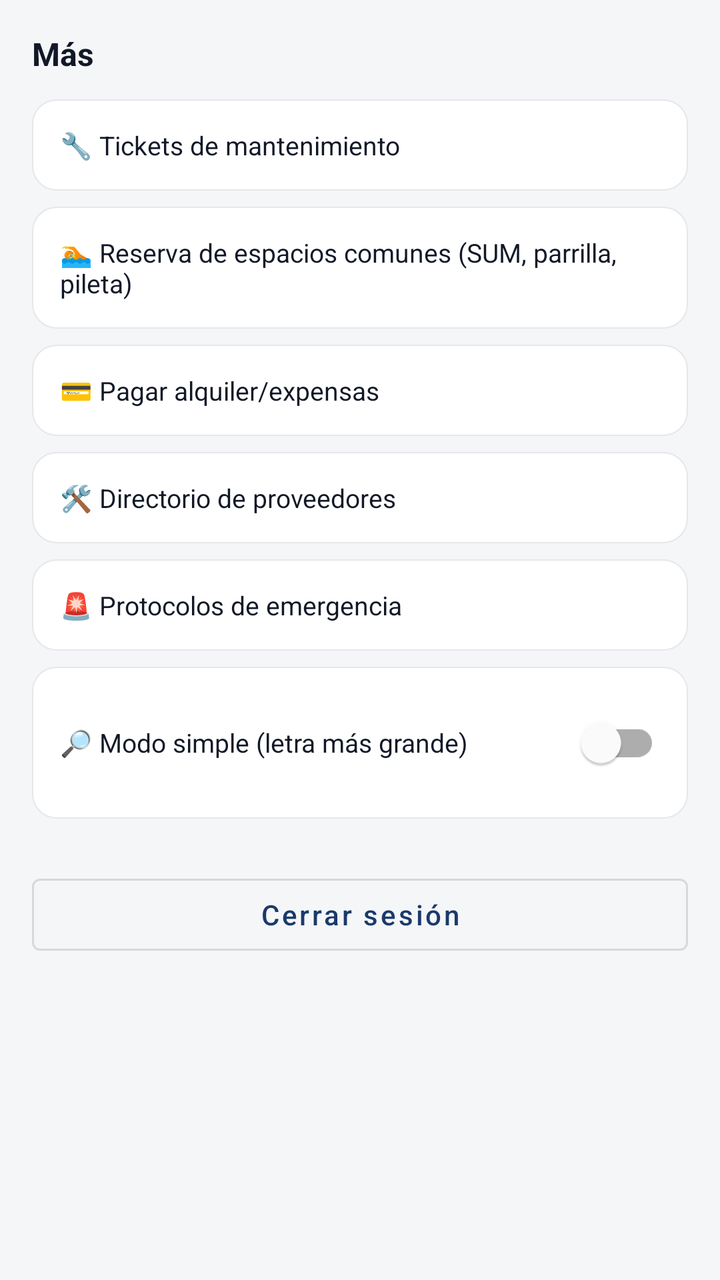
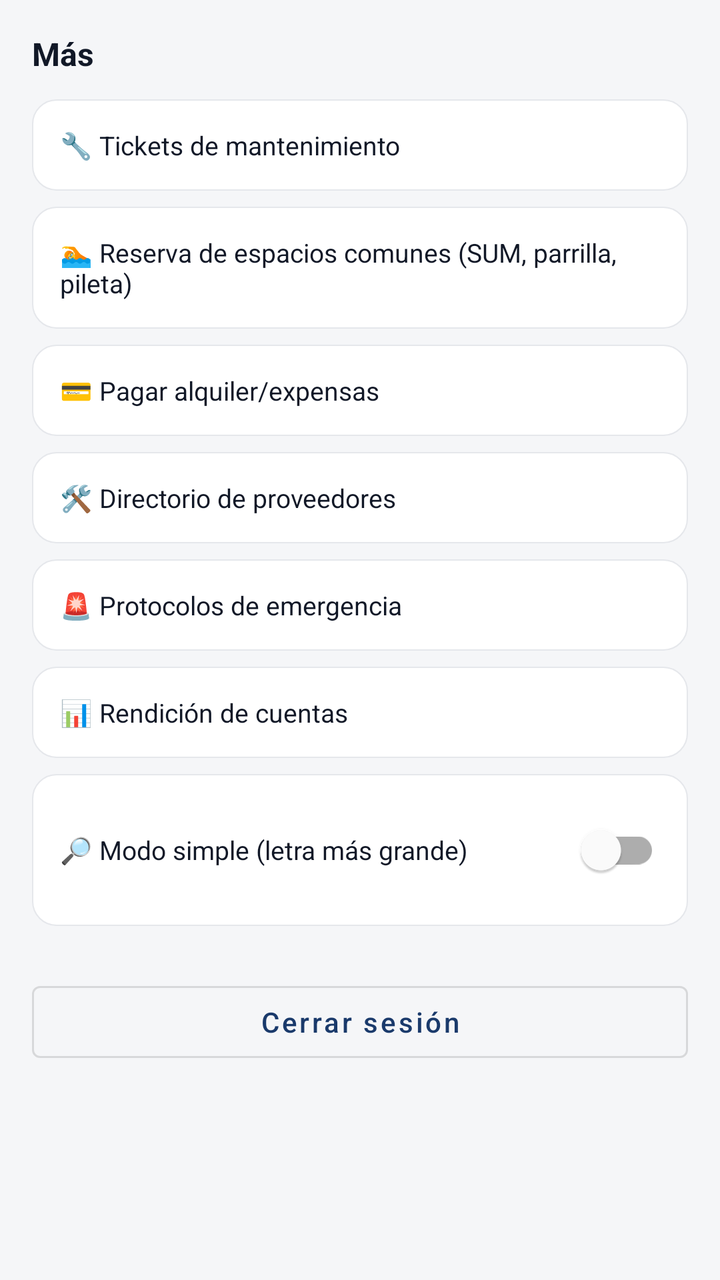

Two renders of the same Android screen: before a commit and after it. Below are the layout's source before the change and the commit's diff.
<!-- AndroidManifest.xml: application theme Theme.ConsorcioTransparente -->
<!-- res/layout/fragment_mas.xml -->
<?xml version="1.0" encoding="utf-8"?>
<LinearLayout xmlns:android="http://schemas.android.com/apk/res/android"
    xmlns:app="http://schemas.android.com/apk/res-auto"
    android:layout_width="match_parent"
    android:layout_height="match_parent"
    android:background="@color/background"
    android:orientation="vertical"
    android:padding="16dp">

    <TextView
        android:layout_width="wrap_content"
        android:layout_height="wrap_content"
        android:layout_marginBottom="12dp"
        android:text="Más"
        android:textColor="@color/text_primary"
        android:textSize="16sp"
        android:textStyle="bold" />

    <TextView
        android:id="@+id/itemBuildingConfig"
        android:layout_width="match_parent"
        android:layout_height="wrap_content"
        android:layout_marginBottom="8dp"
        android:background="@drawable/bg_card"
        android:clickable="true"
        android:focusable="true"
        android:padding="14dp"
        android:text="@string/building_config_menu_item"
        android:textColor="@color/text_primary"
        android:textSize="13sp"
        android:visibility="gone" />

    <TextView
        android:id="@+id/itemTickets"
        android:layout_width="match_parent"
        android:layout_height="wrap_content"
        android:layout_marginBottom="8dp"
        android:background="@drawable/bg_card"
        android:clickable="true"
        android:focusable="true"
        android:padding="14dp"
        android:text="@string/tickets_menu_item"
        android:textColor="@color/text_primary"
        android:textSize="13sp" />

    <TextView
        android:id="@+id/itemReservas"
        android:layout_width="match_parent"
        android:layout_height="wrap_content"
        android:layout_marginBottom="8dp"
        android:background="@drawable/bg_card"
        android:clickable="true"
        android:focusable="true"
        android:padding="14dp"
        android:text="🏊 Reserva de espacios comunes (SUM, parrilla, pileta)"
        android:textColor="@color/text_primary"
        android:textSize="13sp" />

    <TextView
        android:id="@+id/itemVecinos"
        android:layout_width="match_parent"
        android:layout_height="wrap_content"
        android:layout_marginBottom="8dp"
        android:background="@drawable/bg_card"
        android:clickable="true"
        android:focusable="true"
        android:padding="14dp"
        android:text="@string/vecinos_menu_item"
        android:textColor="@color/text_primary"
        android:textSize="13sp"
        android:visibility="gone" />

    <TextView
        android:id="@+id/itemPagar"
        android:layout_width="match_parent"
        android:layout_height="wrap_content"
        android:layout_marginBottom="8dp"
        android:background="@drawable/bg_card"
        android:clickable="true"
        android:focusable="true"
        android:padding="14dp"
        android:text="@string/pagar_menu_item"
        android:textColor="@color/text_primary"
        android:textSize="13sp" />

    <TextView
        android:id="@+id/itemCobros"
        android:layout_width="match_parent"
        android:layout_height="wrap_content"
        android:layout_marginBottom="8dp"
        android:background="@drawable/bg_card"
        android:clickable="true"
        android:focusable="true"
        android:padding="14dp"
        android:text="@string/cobros_menu_item"
        android:textColor="@color/text_primary"
        android:textSize="13sp"
        android:visibility="gone" />

    <TextView
        android:id="@+id/itemProveedores"
        android:layout_width="match_parent"
        android:layout_height="wrap_content"
        android:layout_marginBottom="8dp"
        android:background="@drawable/bg_card"
        android:clickable="true"
        android:focusable="true"
        android:padding="14dp"
        android:text="@string/providers_menu_item"
        android:textColor="@color/text_primary"
        android:textSize="13sp" />

    <TextView
        android:id="@+id/itemProtocolos"
        android:layout_width="match_parent"
        android:layout_height="wrap_content"
        android:layout_marginBottom="8dp"
        android:background="@drawable/bg_card"
        android:clickable="true"
        android:focusable="true"
        android:padding="14dp"
        android:text="@string/protocols_menu_item"
        android:textColor="@color/text_primary"
        android:textSize="13sp" />

    <LinearLayout
        android:layout_width="match_parent"
        android:layout_height="wrap_content"
        android:layout_marginBottom="8dp"
        android:background="@drawable/bg_card"
        android:gravity="center_vertical"
        android:orientation="horizontal"
        android:padding="14dp">

        <TextView
            android:layout_width="0dp"
            android:layout_height="wrap_content"
            android:layout_weight="1"
            android:text="@string/simple_mode_item"
            android:textColor="@color/text_primary"
            android:textSize="13sp" />

        <com.google.android.material.switchmaterial.SwitchMaterial
            android:id="@+id/switchSimpleMode"
            android:layout_width="wrap_content"
            android:layout_height="wrap_content"
            app:showText="false" />
    </LinearLayout>

    <Button
        android:id="@+id/buttonLogout"
        android:layout_width="match_parent"
        android:layout_height="wrap_content"
        android:layout_marginTop="16dp"
        android:text="@string/logout"
        android:textAllCaps="false"
        style="@style/Widget.MaterialComponents.Button.OutlinedButton" />

</LinearLayout>
<!-- resources referenced by this layout -->
<resources>
  <color name="background">#F5F6F8</color>
  <color name="text_primary">#111827</color>
  <!-- drawable bg_card (drawable) -->
  <?xml version="1.0" encoding="utf-8"?>
  <shape xmlns:android="http://schemas.android.com/apk/res/android">
      <solid android:color="@color/surface" />
      <corners android:radius="12dp" />
      <stroke android:width="0.5dp" android:color="@color/border" />
  </shape>
  <string name="building_config_menu_item">⚙️ Configuración del edificio</string>
  <string name="cobros_menu_item">📋 Panel de cobros</string>
  <string name="logout">Cerrar sesión</string>
  <string name="pagar_menu_item">💳 Pagar alquiler/expensas</string>
  <string name="protocols_menu_item">🚨 Protocolos de emergencia</string>
  <string name="providers_menu_item">🛠️ Directorio de proveedores</string>
  <string name="simple_mode_item">🔎 Modo simple (letra más grande)</string>
  <string name="tickets_menu_item">🔧 Tickets de mantenimiento</string>
  <string name="vecinos_menu_item">👥 Vecinos</string>
  <style name="Theme.ConsorcioTransparente" parent="Theme.MaterialComponents.Light.NoActionBar">
          <item name="colorPrimary">@color/navy</item>
          <item name="colorPrimaryDark">@color/navy_dark</item>
          <item name="colorAccent">@color/blue_accent</item>
          <item name="android:windowBackground">@color/background</item>
          <item name="android:statusBarColor" tools:targetApi="l">@color/navy</item>
          <item name="colorTextSecondary">@color/text_secondary</item>
      </style>
  <color name="surface">#FFFFFF</color>
  <color name="border">#E5E7EB</color>
  <color name="navy">#1A3A6B</color>
  <color name="navy_dark">#0F2647</color>
  <color name="blue_accent">#3B82F6</color>
  <color name="text_secondary">#6B7280</color>
</resources>

<!-- the commit's change to res/layout/fragment_mas.xml (unified diff, before → after) -->
@@ -123,6 +123,19 @@
         android:textColor="@color/text_primary"
         android:textSize="13sp" />
 
+    <TextView
+        android:id="@+id/itemRendicion"
+        android:layout_width="match_parent"
+        android:layout_height="wrap_content"
+        android:layout_marginBottom="8dp"
+        android:background="@drawable/bg_card"
+        android:clickable="true"
+        android:focusable="true"
+        android:padding="14dp"
+        android:text="@string/rendicion_menu_item"
+        android:textColor="@color/text_primary"
+        android:textSize="13sp" />
+
     <LinearLayout
         android:layout_width="match_parent"
         android:layout_height="wrap_content"
<!-- resource entries referenced after the edit -->
@@ -15,6 +15,7 @@
   <string name="pagar_menu_item">💳 Pagar alquiler/expensas</string>
   <string name="protocols_menu_item">🚨 Protocolos de emergencia</string>
   <string name="providers_menu_item">🛠️ Directorio de proveedores</string>
+  <string name="rendicion_menu_item">📊 Rendición de cuentas</string>
   <string name="simple_mode_item">🔎 Modo simple (letra más grande)</string>
   <string name="tickets_menu_item">🔧 Tickets de mantenimiento</string>
   <string name="vecinos_menu_item">👥 Vecinos</string>
